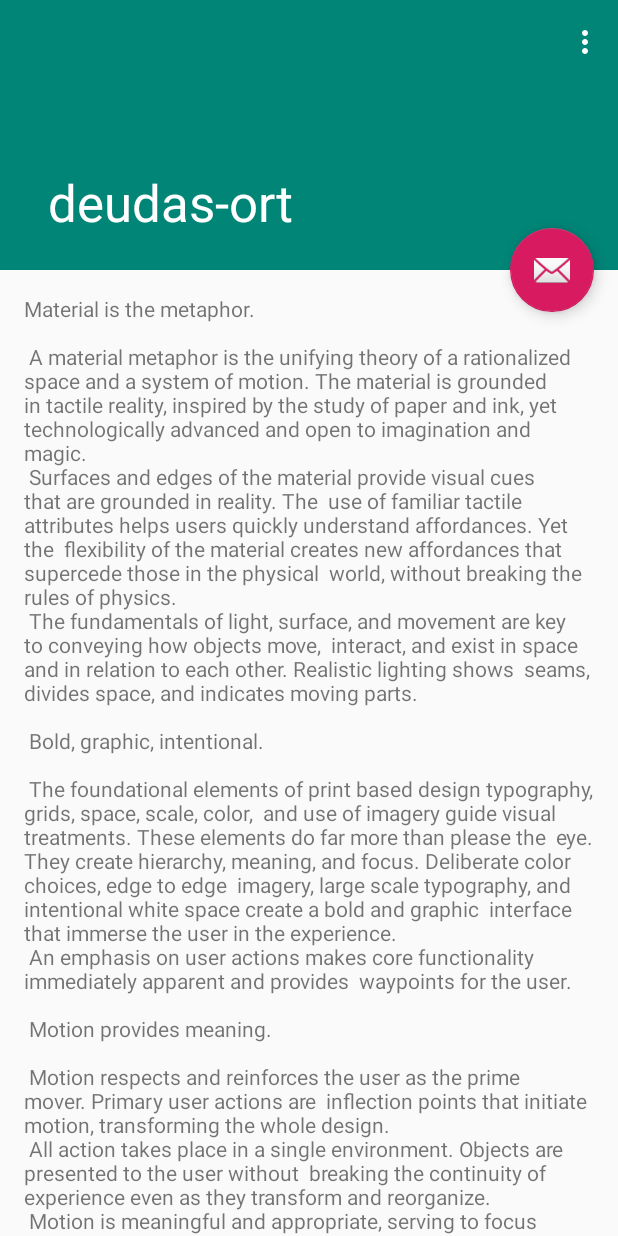
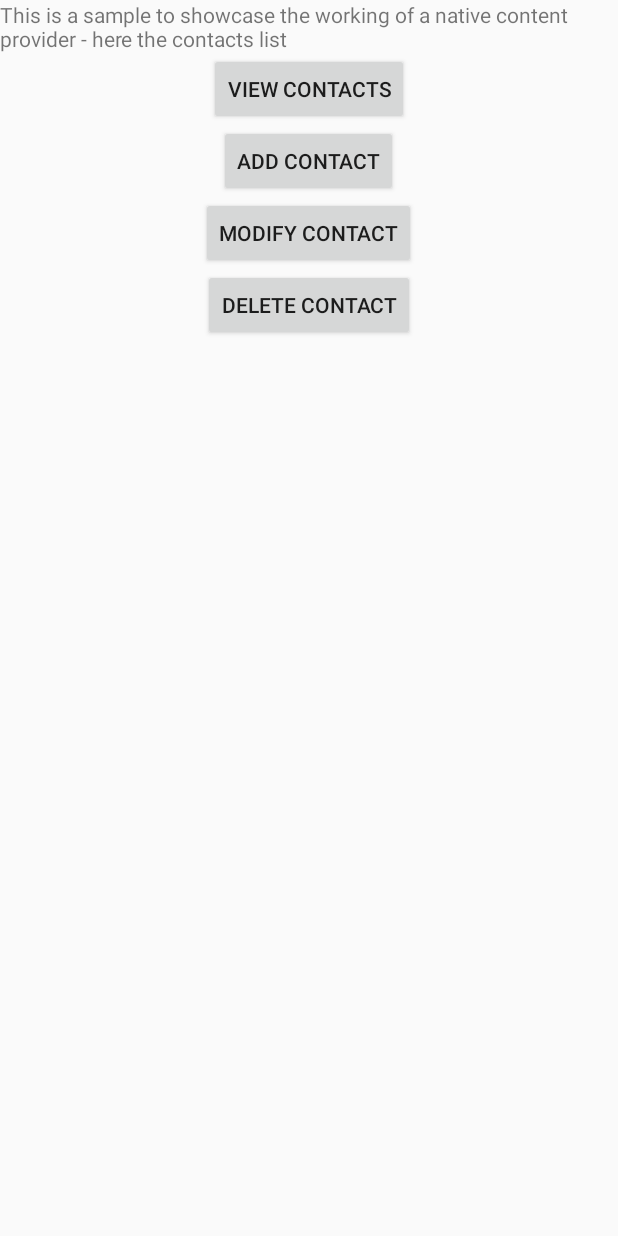
Before and after one commit to francohorita/deudas-ort, an Android app: the screen it shows after launch (ScrollingActivity before the commit, NativeContentProvider after it), on a phone screen of 412 x 824 dp. Run offline under Robolectric (Android 15) with nearby library versions, the phone set to English and light mode, and no system bars.

Commit message:
List contacts

```diff
--- a/app/src/main/AndroidManifest.xml
+++ b/app/src/main/AndroidManifest.xml
@@ -4,21 +4,22 @@
 
     <application
         android:allowBackup="true"
-        android:icon="@mipmap/ic_launcher"
+        android:icon="@drawable/icon"
         android:label="@string/app_name"
         android:roundIcon="@mipmap/ic_launcher_round"
         android:supportsRtl="true"
         android:theme="@style/AppTheme">
-        <activity
-            android:name=".ScrollingActivity"
-            android:label="@string/app_name"
-            android:theme="@style/AppTheme.NoActionBar">
+
+        <activity android:name=".NativeContentProvider"
+            android:label="@string/app_name">
             <intent-filter>
                 <action android:name="android.intent.action.MAIN" />
-
                 <category android:name="android.intent.category.LAUNCHER" />
             </intent-filter>
         </activity>
     </application>
+    <uses-sdk android:minSdkVersion="8" />
+    <uses-permission android:name="android.permission.READ_CONTACTS"></uses-permission>
+    <uses-permission android:name="android.permission.WRITE_CONTACTS"></uses-permission>
 
 </manifest>
--- /dev/null
+++ b/app/src/main/java/com/example/deudas_ort/NativeContentProvider.java
@@ -0,0 +1,74 @@
+package com.example.deudas_ort;
+
+import java.util.ArrayList;
+
+import android.app.Activity;
+import android.Manifest;
+import android.content.pm.PackageManager;
+import android.content.ContentProviderOperation;
+import android.content.ContentResolver;
+import android.content.OperationApplicationException;
+import android.database.Cursor;
+
+import android.os.Bundle;
+import android.os.RemoteException;
+import android.os.Build;
+import android.provider.ContactsContract;
+
+import android.util.Log;
+import android.view.View;
+import android.view.View.OnClickListener;
+import android.widget.Button;
+import android.widget.Toast;
+
+public class NativeContentProvider extends Activity {
+    // Request code for READ_CONTACTS. It can be any number > 0.
+    private static final int PERMISSIONS_REQUEST_READ_CONTACTS = 100;
+
+    /** Called when the activity is first created. */
+    @Override
+    public void onCreate(Bundle savedInstanceState) {
+        super.onCreate(savedInstanceState);
+        setContentView(R.layout.nativecontentlayout);
+
+        Button view = (Button)findViewById(R.id.viewButton);
+
+        view.setOnClickListener(new OnClickListener() {
+            public void onClick(View v){
+                displayContacts();
+                Log.i("NativeContentProvider", "Completed Displaying Contact list");
+            }
+        });
+    }
+
+    private void displayContacts() {
+        // Check the SDK version and whether the permission is already granted or not.
+        if (Build.VERSION.SDK_INT >= Build.VERSION_CODES.M && checkSelfPermission(Manifest.permission.READ_CONTACTS) != PackageManager.PERMISSION_GRANTED) {
+            requestPermissions(new String[]{Manifest.permission.READ_CONTACTS}, PERMISSIONS_REQUEST_READ_CONTACTS);
+            //After this point you wait for callback in onRequestPermissionsResult(int, String[], int[]) overriden method
+        } else {
+            ContentResolver cr = getContentResolver();
+            Cursor cur = cr.query(ContactsContract.Contacts.CONTENT_URI,
+                    null, null, null, null);
+            if (cur.getCount() > 0) {
+                while (cur.moveToNext()) {
+                    String id = cur.getString(cur.getColumnIndex(ContactsContract.Contacts._ID));
+                    String name = cur.getString(cur.getColumnIndex(ContactsContract.Contacts.DISPLAY_NAME));
+                    if (Integer.parseInt(cur.getString(
+                            cur.getColumnIndex(ContactsContract.Contacts.HAS_PHONE_NUMBER))) > 0) {
+                        Cursor pCur = cr.query(
+                                ContactsContract.CommonDataKinds.Phone.CONTENT_URI,
+                                null,
+                                ContactsContract.CommonDataKinds.Phone.CONTACT_ID + " = ?",
+                                new String[]{id}, null);
+                        while (pCur.moveToNext()) {
+                            String phoneNo = pCur.getString(pCur.getColumnIndex(ContactsContract.CommonDataKinds.Phone.NUMBER));
+                            Toast.makeText(NativeContentProvider.this, "Name: " + name + ", Phone No: " + phoneNo, Toast.LENGTH_SHORT).show();
+                        }
+                        pCur.close();
+                    }
+                }
+            }
+        }
+    }
+}
--- /dev/null
+++ b/app/src/main/res/layout/nativecontentlayout.xml
@@ -0,0 +1,40 @@
+<?xml version="1.0" encoding="utf-8"?>
+<LinearLayout xmlns:android="http://schemas.android.com/apk/res/android"
+android:orientation="vertical"
+android:layout_width="fill_parent"
+android:layout_height="fill_parent"
+    >
+    <TextView
+        android:layout_width="fill_parent"
+        android:layout_height="wrap_content"
+        android:text="@string/hello"
+        />
+    <Button
+        android:text="@string/viewButton"
+        android:id="@+id/viewButton"
+        android:layout_width="wrap_content"
+        android:layout_height="wrap_content"
+        android:layout_gravity="center_horizontal">
+    </Button>
+    <Button
+        android:text="@string/createButton"
+        android:id="@+id/createButton"
+        android:layout_width="wrap_content"
+        android:layout_height="wrap_content"
+        android:layout_gravity="center_horizontal">
+    </Button>
+    <Button
+        android:text="@string/updateButton"
+        android:id="@+id/updateButton"
+        android:layout_width="wrap_content"
+        android:layout_height="wrap_content"
+        android:layout_gravity="center_horizontal">
+    </Button>
+    <Button
+        android:text="@string/deleteButton"
+        android:id="@+id/deleteButton"
+        android:layout_width="wrap_content"
+        android:layout_height="wrap_content"
+        android:layout_gravity="center_horizontal">
+    </Button>
+</LinearLayout>
--- a/app/src/main/res/values/strings.xml
+++ b/app/src/main/res/values/strings.xml
@@ -1,93 +1,13 @@
+<?xml version="1.0" encoding="utf-8"?>
 <resources>
-    <string name="app_name">deudas-ort</string>
+    <string name="hello">This is a sample to showcase the working of a native content provider - here the contacts list</string>
+    <string name="app_name">Content Provider Sample Application</string>
+    <string name="viewButton">View Contacts</string>
+    <string name="createButton">Add Contact</string>
+    <string name="updateButton">Modify Contact</string>
+    <string name="deleteButton">Delete Contact</string>
     <string name="large_text">
-        "Material is the metaphor.\n\n"
-
-        "A material metaphor is the unifying theory of a rationalized space and a system of motion."
-        "The material is grounded in tactile reality, inspired by the study of paper and ink, yet "
-        "technologically advanced and open to imagination and magic.\n"
-        "Surfaces and edges of the material provide visual cues that are grounded in reality. The "
-        "use of familiar tactile attributes helps users quickly understand affordances. Yet the "
-        "flexibility of the material creates new affordances that supercede those in the physical "
-        "world, without breaking the rules of physics.\n"
-        "The fundamentals of light, surface, and movement are key to conveying how objects move, "
-        "interact, and exist in space and in relation to each other. Realistic lighting shows "
-        "seams, divides space, and indicates moving parts.\n\n"
-
-        "Bold, graphic, intentional.\n\n"
-
-        "The foundational elements of print based design typography, grids, space, scale, color, "
-        "and use of imagery guide visual treatments. These elements do far more than please the "
-        "eye. They create hierarchy, meaning, and focus. Deliberate color choices, edge to edge "
-        "imagery, large scale typography, and intentional white space create a bold and graphic "
-        "interface that immerse the user in the experience.\n"
-        "An emphasis on user actions makes core functionality immediately apparent and provides "
-        "waypoints for the user.\n\n"
-
-        "Motion provides meaning.\n\n"
-
-        "Motion respects and reinforces the user as the prime mover. Primary user actions are "
-        "inflection points that initiate motion, transforming the whole design.\n"
-        "All action takes place in a single environment. Objects are presented to the user without "
-        "breaking the continuity of experience even as they transform and reorganize.\n"
-        "Motion is meaningful and appropriate, serving to focus attention and maintain continuity. "
-        "Feedback is subtle yet clear. Transitions are efﬁcient yet coherent.\n\n"
-
-        "3D world.\n\n"
-
-        "The material environment is a 3D space, which means all objects have x, y, and z "
-        "dimensions. The z-axis is perpendicularly aligned to the plane of the display, with the "
-        "positive z-axis extending towards the viewer. Every sheet of material occupies a single "
-        "position along the z-axis and has a standard 1dp thickness.\n"
-        "On the web, the z-axis is used for layering and not for perspective. The 3D world is "
-        "emulated by manipulating the y-axis.\n\n"
-
-        "Light and shadow.\n\n"
-
-        "Within the material environment, virtual lights illuminate the scene. Key lights create "
-        "directional shadows, while ambient light creates soft shadows from all angles.\n"
-        "Shadows in the material environment are cast by these two light sources. In Android "
-        "development, shadows occur when light sources are blocked by sheets of material at "
-        "various positions along the z-axis. On the web, shadows are depicted by manipulating the "
-        "y-axis only. The following example shows the card with a height of 6dp.\n\n"
-
-        "Resting elevation.\n\n"
-
-        "All material objects, regardless of size, have a resting elevation, or default elevation "
-        "that does not change. If an object changes elevation, it should return to its resting "
-        "elevation as soon as possible.\n\n"
-
-        "Component elevations.\n\n"
-
-        "The resting elevation for a component type is consistent across apps (e.g., FAB elevation "
-        "does not vary from 6dp in one app to 16dp in another app).\n"
-        "Components may have different resting elevations across platforms, depending on the depth "
-        "of the environment (e.g., TV has a greater depth than mobile or desktop).\n\n"
-
-        "Responsive elevation and dynamic elevation offsets.\n\n"
-
-        "Some component types have responsive elevation, meaning they change elevation in response "
-        "to user input (e.g., normal, focused, and pressed) or system events. These elevation "
-        "changes are consistently implemented using dynamic elevation offsets.\n"
-        "Dynamic elevation offsets are the goal elevation that a component moves towards, relative "
-        "to the component’s resting state. They ensure that elevation changes are consistent "
-        "across actions and component types. For example, all components that lift on press have "
-        "the same elevation change relative to their resting elevation.\n"
-        "Once the input event is completed or cancelled, the component will return to its resting "
-        "elevation.\n\n"
-
-        "Avoiding elevation interference.\n\n"
-
-        "Components with responsive elevations may encounter other components as they move between "
-        "their resting elevations and dynamic elevation offsets. Because material cannot pass "
-        "through other material, components avoid interfering with one another any number of ways, "
-        "whether on a per component basis or using the entire app layout.\n"
-        "On a component level, components can move or be removed before they cause interference. "
-        "For example, a floating action button (FAB) can disappear or move off screen before a "
-        "user picks up a card, or it can move if a snackbar appears.\n"
-        "On the layout level, design your app layout to minimize opportunities for interference. "
-        "For example, position the FAB to one side of stream of a cards so the FAB won’t interfere "
-        "when a user tries to pick up one of cards.\n\n"
+        "Mimimi mimimi.\n\n"
     </string>
-    <string name="action_settings">Settings</string>
+    <string name="action_settings">About</string>
 </resources>
```
Also changed, not shown: app/src/main/res/drawable-v24/icon.png (added).
